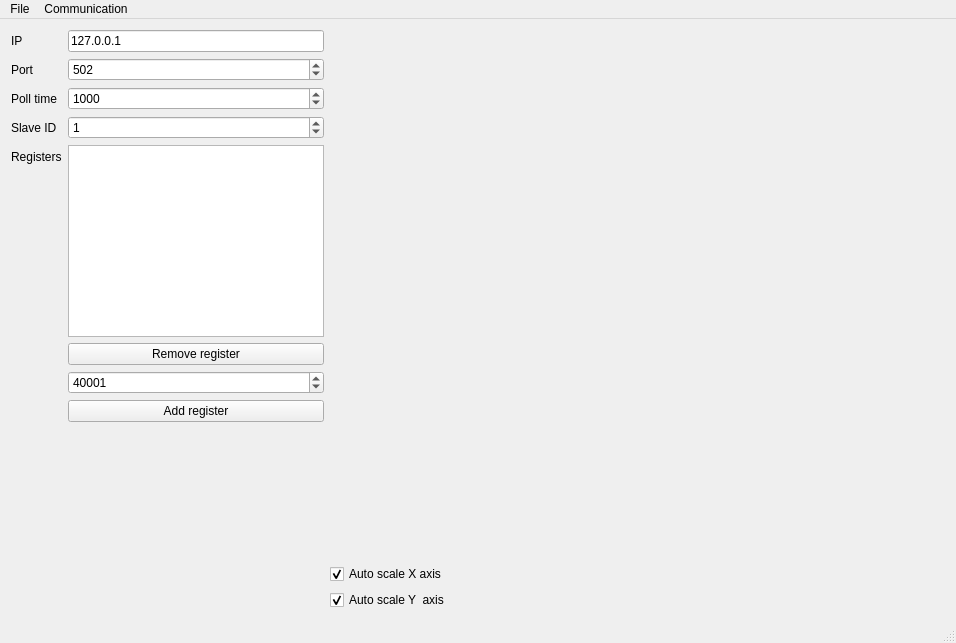
Qt form src/mainwindow.ui (ModbusScope/ModbusScope) before a commit.
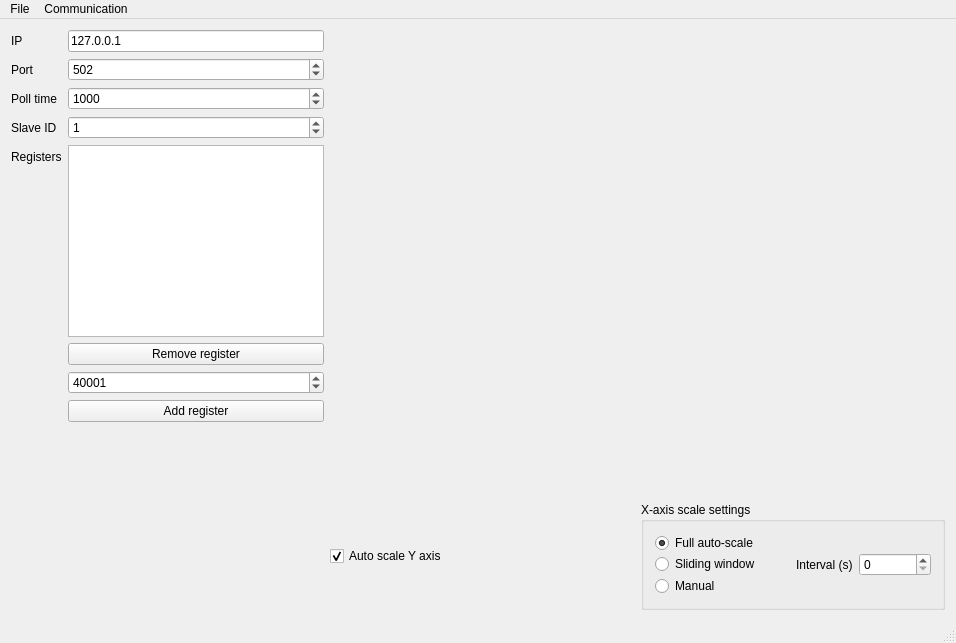
The same form after that commit. Custom widgets are drawn as their Qt base class.

Commit message: Preparation for sliding window scaling of x-axis

```diff
--- a/src/mainwindow.ui
+++ b/src/mainwindow.ui
@@ -159,27 +159,81 @@
          </widget>
         </item>
         <item>
-         <layout class="QVBoxLayout" name="verticalLayout_3" stretch="1,0">
-          <item>
-           <widget class="QCheckBox" name="chkXAxisAutoScale">
-            <property name="text">
-             <string>Auto scale X axis</string>
-            </property>
-            <property name="checked">
-             <bool>true</bool>
-            </property>
-           </widget>
-          </item>
+         <layout class="QHBoxLayout" name="horizontalLayout_2" stretch="1,1">
           <item>
            <widget class="QCheckBox" name="chkYAxisAutoScale">
             <property name="text">
-             <string>Auto scale Y  axis</string>
+             <string>Auto scale Y axis</string>
             </property>
             <property name="checked">
              <bool>true</bool>
             </property>
            </widget>
           </item>
+          <item>
+           <widget class="QGroupBox" name="groupBox">
+            <property name="sizePolicy">
+             <sizepolicy hsizetype="Preferred" vsizetype="Preferred">
+              <horstretch>0</horstretch>
+              <verstretch>0</verstretch>
+             </sizepolicy>
+            </property>
+            <property name="title">
+             <string>X-axis scale settings</string>
+            </property>
+            <layout class="QHBoxLayout" name="horizontalLayout_4">
+             <item>
+              <layout class="QVBoxLayout" name="verticalLayout_3" stretch="0,0,0">
+               <property name="spacing">
+                <number>0</number>
+               </property>
+               <item>
+                <widget class="QRadioButton" name="radioFullScale">
+                 <property name="text">
+                  <string>Full auto-scale</string>
+                 </property>
+                 <property name="checked">
+                  <bool>true</bool>
+                 </property>
+                </widget>
+               </item>
+               <item>
+                <layout class="QHBoxLayout" name="horizontalLayout_3">
+                 <item>
+                  <widget class="QRadioButton" name="radioSliding">
+                   <property name="text">
+                    <string>Sliding window</string>
+                   </property>
+                  </widget>
+                 </item>
+                 <item>
+                  <layout class="QFormLayout" name="formLayout_2">
+                   <item row="0" column="0">
+                    <widget class="QLabel" name="label_6">
+                     <property name="text">
+                      <string>Interval (s)</string>
+                     </property>
+                    </widget>
+                   </item>
+                   <item row="0" column="1">
+                    <widget class="QSpinBox" name="spinSlidingXInterval"/>
+                   </item>
+                  </layout>
+                 </item>
+                </layout>
+               </item>
+               <item>
+                <widget class="QRadioButton" name="radioManual">
+                 <property name="text">
+                  <string>Manual</string>
+                 </property>
+                </widget>
+               </item>
+              </layout>
+             </item>
+            </layout>
+           </widget>
+          </item>
          </layout>
         </item>
        </layout>
```
Left out of the diff: 3 changed lines with no effect on the pictures. The commit also changes 4 other files.
